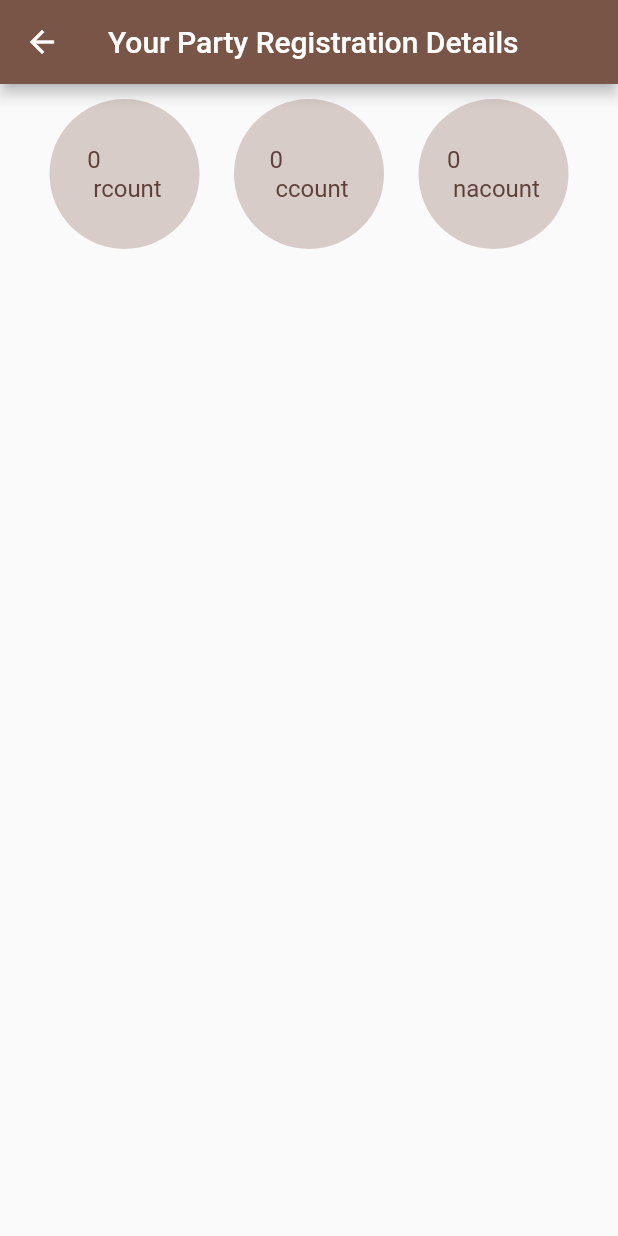
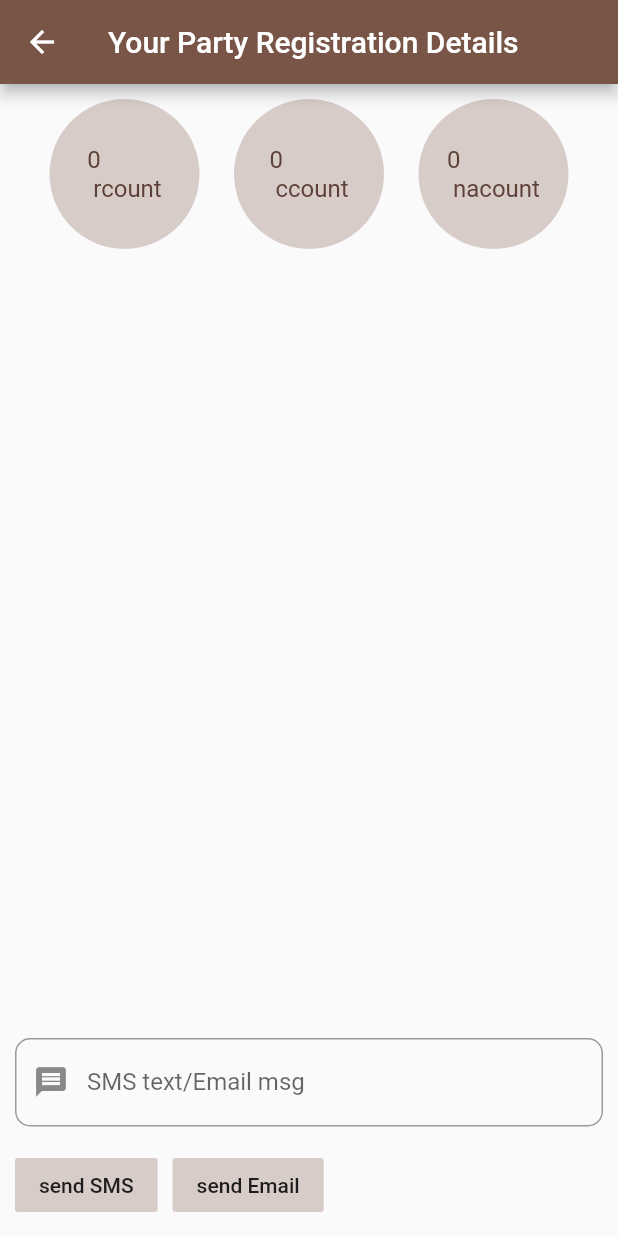
Before and after one commit to damodba/PartyMan_New, a Flutter app: the TrackRegistration screen opened directly with empty values, on a phone screen of 412 x 824 dp. Run offline on Flutter 3.47's test engine with Material 2 defaults, Android fonts, the phone set to English and light mode, and no system bars; our stand-ins replace cloud_firestore, firebase_auth, flutter_spinkit, image_picker, qr_flutter, sqflite and 1 more; missing offline and left inert: flutter_share, flutter_share_file, qr_code_scanner; accounts and stored records are empty.

Commit message:
added sms and email part

```diff
--- a/lib/Screens/TrackRegistration.dart
+++ b/lib/Screens/TrackRegistration.dart
@@ -5,7 +5,7 @@ import 'package:party_man/models/FireBaseDB.dart';
 import 'package:party_man/models/ParticipationM.dart';
 import 'package:provider/provider.dart';
 import 'package:flutter_spinkit/flutter_spinkit.dart';
-
+import 'package:url_launcher/url_launcher.dart';
 class TrackRegistration extends StatefulWidget {
   String id;
   TrackRegistration(this.id);
@@ -19,14 +19,13 @@ class _TrackRegistrationState extends State<TrackRegistration> {
   List<ParticipantM> partiR=[];
   List<ParticipantM> partiC=[];
   List<ParticipantM> partiNA=[];
+  List<ParticipantM> choosed=[];
 
-  bool checkboxvalue=false;
   _TrackRegistrationState(this.id);
  Widget res;
   FireBaseDB fbObj = FireBaseDB();
   int status=0;
-
-
+  TextEditingController smscontroller=TextEditingController();
 
   @override
   Widget build(BuildContext context) {
@@ -58,30 +57,39 @@ class _TrackRegistrationState extends State<TrackRegistration> {
                     {registered =registered+
                     snapshot.data.documents[position]['membercount'];
 
-                    partiR.add(ParticipantM(snapshot.data.documents[position]['partyid'],snapshot.data.documents[position]['hostgkey'],snapshot.data.documents[position]['guestgkey'],
+                    partiR.add(ParticipantM.withcheckbox(snapshot.data.documents[position]['partyid'],snapshot.data.documents[position]['hostgkey'],snapshot.data.documents[position]['guestgkey'],
                                           snapshot.data.documents[position]['membercount'],snapshot.data.documents[position]['timeslab'],snapshot.data.documents[position]['gueststatus'],
                                           snapshot.data.documents[position]['guestname'],snapshot.data.documents[position]['guestmobile'],snapshot.data.documents[position]['guestemail'],
-                                          snapshot.data.documents[position]['guestwhats']));
-                  }
+                                          snapshot.data.documents[position]['guestwhats'],false));
+
+
+                    }
                   if (snapshot.data.documents[position]['gueststatus'] == 1) {
                     confirmed = confirmed +
                         snapshot.data.documents[position]['membercount'];
 
-                    partiC.add(ParticipantM(snapshot.data.documents[position]['partyid'],snapshot.data.documents[position]['hostgkey'],snapshot.data.documents[position]['guestgkey'],
+                    partiC.add(ParticipantM.withcheckbox(snapshot.data.documents[position]['partyid'],snapshot.data.documents[position]['hostgkey'],snapshot.data.documents[position]['guestgkey'],
                         snapshot.data.documents[position]['membercount'],snapshot.data.documents[position]['timeslab'],snapshot.data.documents[position]['gueststatus'],
                         snapshot.data.documents[position]['guestname'],snapshot.data.documents[position]['guestmobile'],snapshot.data.documents[position]['guestemail'],
-                        snapshot.data.documents[position]['guestwhats']));
+                        snapshot.data.documents[position]['guestwhats'],false));
 
                   }
-                   if (snapshot.data.documents[position]['gueststatus'] == 2)
-                    notattending =notattending+
-                    snapshot.data.documents[position]['membercount'];
+                   if (snapshot.data.documents[position]['gueststatus'] == 2) {
+                     notattending = notattending +
+                         snapshot.data.documents[position]['membercount'];
 
-                  partiNA.add(ParticipantM(snapshot.data.documents[position]['partyid'],snapshot.data.documents[position]['hostgkey'],snapshot.data.documents[position]['guestgkey'],
-                      snapshot.data.documents[position]['membercount'],snapshot.data.documents[position]['timeslab'],snapshot.data.documents[position]['gueststatus'],
-                      snapshot.data.documents[position]['guestname'],snapshot.data.documents[position]['guestmobile'],snapshot.data.documents[position]['guestemail'],
-                      snapshot.data.documents[position]['guestwhats']));
-
+                     partiNA.add(ParticipantM.withcheckbox(
+                         snapshot.data.documents[position]['partyid'],
+                         snapshot.data.documents[position]['hostgkey'],
+                         snapshot.data.documents[position]['guestgkey'],
+                         snapshot.data.documents[position]['membercount'],
+                         snapshot.data.documents[position]['timeslab'],
+                         snapshot.data.documents[position]['gueststatus'],
+                         snapshot.data.documents[position]['guestname'],
+                         snapshot.data.documents[position]['guestmobile'],
+                         snapshot.data.documents[position]['guestemail'],
+                         snapshot.data.documents[position]['guestwhats'],false));
+                   }
                 }
 
                 //debugPrint(snapshot.data.documents.length.toString()); //working
@@ -96,6 +104,9 @@ class _TrackRegistrationState extends State<TrackRegistration> {
                         GestureDetector(
                           onTap: (){
                             debugPrint('tapped');
+                           setState(() {
+                           choosed=partiR;
+                           });
                             //debugPrint(partiR[0].memberCount.toString());
                            // status=0;
                             //printNames(snapshot, context, 0);
@@ -111,6 +122,9 @@ class _TrackRegistrationState extends State<TrackRegistration> {
                           onTap: (){
                             debugPrint('tapped');
                             //status=1;
+                            setState(() {
+                              choosed=partiC;
+                            });
                             //printNames(snapshot, context, 1);
                           },
                           child: CircleAvatar(child: Text('$confirmed \n ccount'),
@@ -124,6 +138,9 @@ class _TrackRegistrationState extends State<TrackRegistration> {
                           onTap: (){
                             debugPrint('tapped');
                             //status=2;
+                            setState(() {
+                              choosed=partiNA;
+                            });
                               //printNames(snapshot, context, 2);
                           },
                           child: CircleAvatar(child: Text('$notattending \n nacount'),
@@ -135,7 +152,42 @@ class _TrackRegistrationState extends State<TrackRegistration> {
                       ],
                     ),
                     sizedBox(),
-                   PrintList(partiR),
+                   PrintList(choosed),
+                    Padding(
+                      padding: EdgeInsets.only(top: 15.0, bottom: 15.0),
+                      child: TextField(
+                        controller: smscontroller,
+                        decoration: InputDecoration(
+                            prefixIcon: Icon(Icons.message),
+                            labelText: 'SMS text/Email msg',
+                            border: OutlineInputBorder(
+                              borderRadius: BorderRadius.circular(10.0),
+                            )),
+                      ),
+                    ),
+                   Row(
+                     children: <Widget>[
+                       FlatButton(
+                           color: Theme.of(context).primaryColorLight,
+                           onPressed: (){
+                             sendsms(smscontroller.text);
+                           },
+                           child:Text("send SMS")
+                       ),
+                       Container(
+                         width: 10.0,
+                       ),
+                       FlatButton(
+                           color: Theme.of(context).primaryColorLight,
+                           onPressed: (){
+                             sendemail(smscontroller.text);
+                           },
+                           child:Text("send Email")
+                       )
+                     ],
+                   )
+
+
                    //printNames(snapshot, context, status),
                     //Text(snapshot.data.documents[postion]['gueststatus'].toString()),
                   ],
@@ -145,6 +197,15 @@ class _TrackRegistrationState extends State<TrackRegistration> {
         ),
       );
   }
+
+  void sendsms(String smscontroller){
+      String sms1='sms:6369288457,9840349055?body=$smscontroller';
+      launch(sms1);
+  }
+  void sendemail(String emailcontroller){
+    var email="mailto:dharshinibalamurugan31@gmail.com,lalithbalamurugan@gmail.com?body=$emailcontroller";//subject can be there
+    launch(email);
+  }
   Widget sizedBox(){
     return SizedBox(height: 5.0);
   }
@@ -152,10 +213,12 @@ class _TrackRegistrationState extends State<TrackRegistration> {
   Widget PrintList(List<ParticipantM> partiR){
     int i;
     int len=partiR.length;
+
     return Expanded(
       child: ListView.builder(
         itemCount: len,
         itemBuilder: (context,int pos){
+          bool checkboxvalue=partiR[pos].checkboxVal;
           return Card(
             child: Row(
               mainAxisAlignment: MainAxisAlignment.end,
@@ -178,7 +241,7 @@ class _TrackRegistrationState extends State<TrackRegistration> {
                   value: checkboxvalue,
                   onChanged: (bool value) {
                     setState(() {
-                      checkboxvalue = value;
+                      partiR[pos].checkboxVal=value;
                     });
                   },
                 ),
@@ -191,54 +254,11 @@ class _TrackRegistrationState extends State<TrackRegistration> {
 
   }
   //partiR[pos].memberCount.toString()
-  Widget printNames(snapshot,BuildContext context,int status){
-    debugPrint('inside printnames' + status.toString());
-    return Expanded(
-      child: ListView.builder(
-        itemCount: snapshot.data.documents.length,
-        itemBuilder:(context,int position){
-           debugPrint(snapshot.data.documents[position]['gueststatus'].toString());
-           debugPrint(snapshot.data.documents[position]['membercount'].toString());
-           debugPrint(snapshot.data.documents.length.toString());
-          if(snapshot.data.documents[position]['gueststatus']==status) {////snapshot.data.documents[position]['membercount'].toString()),
-            return Card(
-              //color: Colors.white,
-              shape: RoundedRectangleBorder(
-                borderRadius: BorderRadius.circular(15.0)
-              ),
-              //elevation: 5,
-              child: Row(
-                mainAxisAlignment: MainAxisAlignment.end,
-                children: <Widget>[
-                  Expanded(
-                    flex:2,
-                    child: Text(
-                                 "Indira Priyadharshini",style: TextStyle(fontSize: 20.0),
-                 ),
-                  ),
-                  Expanded(
-                    flex:2,
-                    child: Text(
-                      "dharshinibalamurugan31@gmail.com \n 9898989898",style: TextStyle(fontSize: 15.0,fontStyle: FontStyle.italic),
-                    ),
-                  ),
-                  Expanded(
-                    flex:1,
-                    child: Checkbox(
-                      value: checkboxvalue,
-                      onChanged: (bool value) {
-                        setState(() {
-                          checkboxvalue = value;
-                        });
-                      },
-                    ),
-                  )
-                ],
-              ),
-            );
-          }
-        },
-      ),
-    );
-  }
+
 }
+
+//if (Platform.isAndroid) {
+//
+//} else if (Platform.isIOS) {
+//
+//}
```
